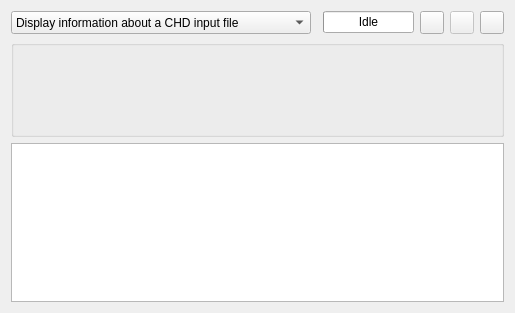
First picture: the form in tools/qchdman/projectwidget.ui, repository qmc2/qmc2-mame-fe, before the edit.
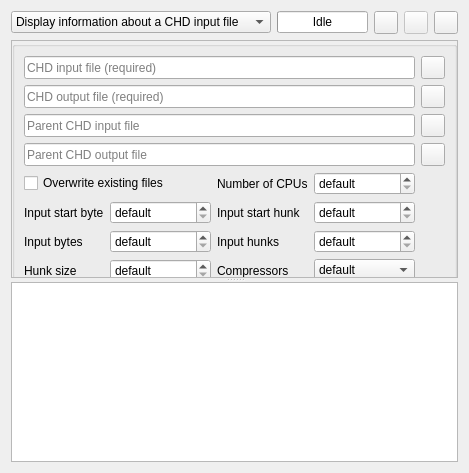
Second picture: the form after the edit. The open tabs and pages were chosen to show the change. Icons and pictures are not drawn.

Commit message: wip: automatically adjust parameters and output widgets

The edit to the form file:
```diff
--- a/tools/qchdman/projectwidget.ui
+++ b/tools/qchdman/projectwidget.ui
@@ -6,254 +6,15 @@
    <rect>
     <x>0</x>
     <y>0</y>
-    <width>515</width>
-    <height>313</height>
+    <width>466</width>
+    <height>473</height>
    </rect>
   </property>
-  <layout class="QGridLayout" name="gridLayout" rowstretch="0,0,1" columnstretch="1,0,0,0,0,0">
-   <item row="0" column="2">
-    <widget class="QProgressBar" name="progressBar">
-     <property name="toolTip">
-      <string>Project status / progress</string>
-     </property>
-     <property name="value">
-      <number>0</number>
-     </property>
-     <property name="format">
-      <string>Idle</string>
-     </property>
-    </widget>
-   </item>
-   <item row="0" column="3">
-    <widget class="QToolButton" name="toolButtonRun">
-     <property name="sizePolicy">
-      <sizepolicy hsizetype="Minimum" vsizetype="Minimum">
-       <horstretch>0</horstretch>
-       <verstretch>0</verstretch>
-      </sizepolicy>
-     </property>
-     <property name="toolTip">
-      <string>Run this project</string>
-     </property>
-     <property name="icon">
-      <iconset resource="qchdman.qrc">
-       <normaloff>:/images/run.png</normaloff>:/images/run.png</iconset>
-     </property>
-    </widget>
-   </item>
-   <item row="0" column="4">
-    <widget class="QToolButton" name="toolButtonStop">
-     <property name="enabled">
-      <bool>false</bool>
-     </property>
-     <property name="sizePolicy">
-      <sizepolicy hsizetype="Minimum" vsizetype="Minimum">
-       <horstretch>0</horstretch>
-       <verstretch>0</verstretch>
-      </sizepolicy>
-     </property>
-     <property name="toolTip">
-      <string>Terminate the running process</string>
-     </property>
-     <property name="icon">
-      <iconset resource="qchdman.qrc">
-       <normaloff>:/images/stop.png</normaloff>:/images/stop.png</iconset>
-     </property>
-    </widget>
-   </item>
-   <item row="0" column="5">
-    <widget class="QToolButton" name="toolButtonActions">
-     <property name="sizePolicy">
-      <sizepolicy hsizetype="Minimum" vsizetype="Minimum">
-       <horstretch>0</horstretch>
-       <verstretch>0</verstretch>
-      </sizepolicy>
-     </property>
-     <property name="toolTip">
-      <string>Tools menu</string>
-     </property>
-     <property name="icon">
-      <iconset resource="qchdman.qrc">
-       <normaloff>:/images/tools.png</normaloff>:/images/tools.png</iconset>
-     </property>
-     <property name="popupMode">
-      <enum>QToolButton::InstantPopup</enum>
-     </property>
-    </widget>
-   </item>
-   <item row="2" column="0" colspan="6">
-    <widget class="QPlainTextEdit" name="plainTextEditProjectLog">
-     <property name="toolTip">
-      <string>Project log</string>
-     </property>
-     <property name="lineWrapMode">
-      <enum>QPlainTextEdit::NoWrap</enum>
-     </property>
-     <property name="readOnly">
-      <bool>true</bool>
-     </property>
-    </widget>
-   </item>
-   <item row="1" column="0" colspan="6">
-    <widget class="QGroupBox" name="groupBoxProjectDetails">
-     <property name="title">
-      <string/>
-     </property>
-     <layout class="QGridLayout" name="gridLayoutProjectDetails">
-      <item row="0" column="0">
-       <widget class="QStackedWidget" name="stackedWidgetProjectDetails">
-        <property name="currentIndex">
-         <number>0</number>
-        </property>
-        <widget class="QWidget" name="pageInfo">
-         <layout class="QGridLayout" name="gridLayoutPageInfo">
-          <item row="0" column="2">
-           <widget class="QToolButton" name="toolButtonBrowseInfoInputFile">
-            <property name="sizePolicy">
-             <sizepolicy hsizetype="Fixed" vsizetype="Minimum">
-              <horstretch>0</horstretch>
-              <verstretch>0</verstretch>
-             </sizepolicy>
-            </property>
-            <property name="icon">
-             <iconset resource="qchdman.qrc">
-              <normaloff>:/images/fileopen.png</normaloff>:/images/fileopen.png</iconset>
-            </property>
-           </widget>
-          </item>
-          <item row="2" column="0" colspan="3">
-           <spacer name="verticalSpacerInfo">
-            <property name="orientation">
-             <enum>Qt::Vertical</enum>
-            </property>
-            <property name="sizeHint" stdset="0">
-             <size>
-              <width>20</width>
-              <height>0</height>
-             </size>
-            </property>
-           </spacer>
-          </item>
-          <item row="1" column="0" colspan="3">
-           <widget class="QCheckBox" name="checkBoxInfoVerbose">
-            <property name="text">
-             <string>Output additional information (optional)</string>
-            </property>
-           </widget>
-          </item>
-          <item row="0" column="0" colspan="2">
-           <widget class="QLineEdit" name="lineEditInfoInputFile">
-            <property name="sizePolicy">
-             <sizepolicy hsizetype="Expanding" vsizetype="Minimum">
-              <horstretch>0</horstretch>
-              <verstretch>0</verstretch>
-             </sizepolicy>
-            </property>
-            <property name="toolTip">
-             <string>CHD input file (required)</string>
-            </property>
-            <property name="placeholderText">
-             <string>CHD input file (required)</string>
-            </property>
-           </widget>
-          </item>
-         </layout>
-        </widget>
-        <widget class="QWidget" name="pageVerify">
-         <layout class="QGridLayout" name="gridLayoutPageVerify">
-          <item row="1" column="2">
-           <widget class="QToolButton" name="toolButtonBrowseVerifyParentInputFile">
-            <property name="sizePolicy">
-             <sizepolicy hsizetype="Fixed" vsizetype="Minimum">
-              <horstretch>0</horstretch>
-              <verstretch>0</verstretch>
-             </sizepolicy>
-            </property>
-            <property name="icon">
-             <iconset resource="qchdman.qrc">
-              <normaloff>:/images/fileopen.png</normaloff>:/images/fileopen.png</iconset>
-            </property>
-           </widget>
-          </item>
-          <item row="0" column="2">
-           <widget class="QToolButton" name="toolButtonBrowseVerifyInputFile">
-            <property name="sizePolicy">
-             <sizepolicy hsizetype="Fixed" vsizetype="Minimum">
-              <horstretch>0</horstretch>
-              <verstretch>0</verstretch>
-             </sizepolicy>
-            </property>
-            <property name="icon">
-             <iconset resource="qchdman.qrc">
-              <normaloff>:/images/fileopen.png</normaloff>:/images/fileopen.png</iconset>
-            </property>
-           </widget>
-          </item>
-          <item row="2" column="0" colspan="3">
-           <spacer name="verticalSpacerVerify">
-            <property name="orientation">
-             <enum>Qt::Vertical</enum>
-            </property>
-            <property name="sizeHint" stdset="0">
-             <size>
-              <width>20</width>
-              <height>0</height>
-             </size>
-            </property>
-           </spacer>
-          </item>
-          <item row="0" column="0" colspan="2">
-           <widget class="QLineEdit" name="lineEditVerifyInputFile">
-            <property name="sizePolicy">
-             <sizepolicy hsizetype="Expanding" vsizetype="Minimum">
-              <horstretch>0</horstretch>
-              <verstretch>0</verstretch>
-             </sizepolicy>
-            </property>
-            <property name="toolTip">
-             <string>CHD input file (required)</string>
-            </property>
-            <property name="placeholderText">
-             <string>CHD input file (required)</string>
-            </property>
-           </widget>
-          </item>
-          <item row="1" column="0" colspan="2">
-           <widget class="QLineEdit" name="lineEditVerifyParentInputFile">
-            <property name="sizePolicy">
-             <sizepolicy hsizetype="Expanding" vsizetype="Minimum">
-              <horstretch>0</horstretch>
-              <verstretch>0</verstretch>
-             </sizepolicy>
-            </property>
-            <property name="toolTip">
-             <string>Parent CHD input file (optional)</string>
-            </property>
-            <property name="placeholderText">
-             <string>Parent CHD input file (optional)</string>
-            </property>
-           </widget>
-          </item>
-         </layout>
-        </widget>
-        <widget class="QWidget" name="pageCopy"/>
-        <widget class="QWidget" name="pageCreateRaw"/>
-        <widget class="QWidget" name="pageCreateHardDisk"/>
-        <widget class="QWidget" name="pageCreateCD"/>
-        <widget class="QWidget" name="pageCreateLaserDisc"/>
-        <widget class="QWidget" name="pageExtractRaw"/>
-        <widget class="QWidget" name="pageExtractHardDisk"/>
-        <widget class="QWidget" name="pageExtractCD"/>
-        <widget class="QWidget" name="pageExtractLaserDisc"/>
-       </widget>
-      </item>
-     </layout>
-    </widget>
-   </item>
+  <layout class="QGridLayout" name="gridLayout">
    <item row="0" column="0">
     <widget class="QComboBox" name="comboBoxProjectType">
      <property name="sizePolicy">
-      <sizepolicy hsizetype="MinimumExpanding" vsizetype="Minimum">
+      <sizepolicy hsizetype="MinimumExpanding" vsizetype="Fixed">
        <horstretch>0</horstretch>
        <verstretch>0</verstretch>
       </sizepolicy>
@@ -365,6 +126,696 @@
      </item>
     </widget>
    </item>
+   <item row="0" column="1">
+    <widget class="QProgressBar" name="progressBar">
+     <property name="sizePolicy">
+      <sizepolicy hsizetype="MinimumExpanding" vsizetype="Fixed">
+       <horstretch>0</horstretch>
+       <verstretch>0</verstretch>
+      </sizepolicy>
+     </property>
+     <property name="toolTip">
+      <string>Project status / progress</string>
+     </property>
+     <property name="value">
+      <number>0</number>
+     </property>
+     <property name="format">
+      <string>Idle</string>
+     </property>
+    </widget>
+   </item>
+   <item row="0" column="2">
+    <widget class="QToolButton" name="toolButtonRun">
+     <property name="sizePolicy">
+      <sizepolicy hsizetype="Minimum" vsizetype="Minimum">
+       <horstretch>0</horstretch>
+       <verstretch>0</verstretch>
+      </sizepolicy>
+     </property>
+     <property name="toolTip">
+      <string>Run this project</string>
+     </property>
+     <property name="icon">
+      <iconset resource="qchdman.qrc">
+       <normaloff>:/images/run.png</normaloff>:/images/run.png</iconset>
+     </property>
+    </widget>
+   </item>
+   <item row="0" column="3">
+    <widget class="QToolButton" name="toolButtonStop">
+     <property name="enabled">
+      <bool>false</bool>
+     </property>
+     <property name="sizePolicy">
+      <sizepolicy hsizetype="Minimum" vsizetype="Minimum">
+       <horstretch>0</horstretch>
+       <verstretch>0</verstretch>
+      </sizepolicy>
+     </property>
+     <property name="toolTip">
+      <string>Terminate the running process</string>
+     </property>
+     <property name="icon">
+      <iconset resource="qchdman.qrc">
+       <normaloff>:/images/stop.png</normaloff>:/images/stop.png</iconset>
+     </property>
+    </widget>
+   </item>
+   <item row="0" column="4">
+    <widget class="QToolButton" name="toolButtonActions">
+     <property name="sizePolicy">
+      <sizepolicy hsizetype="Minimum" vsizetype="Minimum">
+       <horstretch>0</horstretch>
+       <verstretch>0</verstretch>
+      </sizepolicy>
+     </property>
+     <property name="toolTip">
+      <string>Tools menu</string>
+     </property>
+     <property name="icon">
+      <iconset resource="qchdman.qrc">
+       <normaloff>:/images/tools.png</normaloff>:/images/tools.png</iconset>
+     </property>
+     <property name="popupMode">
+      <enum>QToolButton::InstantPopup</enum>
+     </property>
+    </widget>
+   </item>
+   <item row="1" column="0" colspan="5">
+    <widget class="QSplitter" name="splitter">
+     <property name="orientation">
+      <enum>Qt::Vertical</enum>
+     </property>
+     <property name="childrenCollapsible">
+      <bool>true</bool>
+     </property>
+     <widget class="QScrollArea" name="scrollArea">
+      <property name="frameShadow">
+       <enum>QFrame::Raised</enum>
+      </property>
+      <property name="verticalScrollBarPolicy">
+       <enum>Qt::ScrollBarAlwaysOff</enum>
+      </property>
+      <property name="horizontalScrollBarPolicy">
+       <enum>Qt::ScrollBarAlwaysOff</enum>
+      </property>
+      <property name="widgetResizable">
+       <bool>true</bool>
+      </property>
+      <widget class="QWidget" name="scrollAreaWidgetContents">
+       <property name="geometry">
+        <rect>
+         <x>0</x>
+         <y>0</y>
+         <width>452</width>
+         <height>230</height>
+        </rect>
+       </property>
+       <layout class="QGridLayout" name="gridLayoutScrollArea">
+        <property name="margin">
+         <number>0</number>
+        </property>
+        <item row="0" column="0">
+         <widget class="QStackedWidget" name="stackedWidgetProjectDetails">
+          <property name="currentIndex">
+           <number>0</number>
+          </property>
+          <widget class="QWidget" name="pageInfo">
+           <layout class="QGridLayout" name="gridLayoutPageInfo">
+            <property name="margin">
+             <number>0</number>
+            </property>
+            <property name="spacing">
+             <number>0</number>
+            </property>
+            <item row="1" column="0" colspan="2">
+             <spacer name="verticalSpacerInfo">
+              <property name="orientation">
+               <enum>Qt::Vertical</enum>
+              </property>
+              <property name="sizeHint" stdset="0">
+               <size>
+                <width>20</width>
+                <height>0</height>
+               </size>
+              </property>
+             </spacer>
+            </item>
+            <item row="0" column="0" colspan="2">
+             <widget class="QGroupBox" name="groupBoxInfo">
+              <property name="title">
+               <string/>
+              </property>
+              <property name="flat">
+               <bool>true</bool>
+              </property>
+              <layout class="QGridLayout" name="gridLayoutGroupBoxInfo">
+               <item row="0" column="0">
+                <widget class="QLineEdit" name="lineEditInfoInputFile">
+                 <property name="sizePolicy">
+                  <sizepolicy hsizetype="Expanding" vsizetype="Minimum">
+                   <horstretch>0</horstretch>
+                   <verstretch>0</verstretch>
+                  </sizepolicy>
+                 </property>
+                 <property name="toolTip">
+                  <string>CHD input file (--input)</string>
+                 </property>
+                 <property name="placeholderText">
+                  <string>CHD input file (required)</string>
+                 </property>
+                </widget>
+               </item>
+               <item row="0" column="1">
+                <widget class="QToolButton" name="toolButtonBrowseInfoInputFile">
+                 <property name="sizePolicy">
+                  <sizepolicy hsizetype="Fixed" vsizetype="Minimum">
+                   <horstretch>0</horstretch>
+                   <verstretch>0</verstretch>
+                  </sizepolicy>
+                 </property>
+                 <property name="icon">
+                  <iconset resource="qchdman.qrc">
+                   <normaloff>:/images/fileopen.png</normaloff>:/images/fileopen.png</iconset>
+                 </property>
+                </widget>
+               </item>
+               <item row="1" column="0" colspan="2">
+                <widget class="QCheckBox" name="checkBoxInfoVerbose">
+                 <property name="toolTip">
+                  <string>Output additional information (--verbose)</string>
+                 </property>
+                 <property name="text">
+                  <string>Verbose output</string>
+                 </property>
+                </widget>
+               </item>
+              </layout>
+             </widget>
+            </item>
+           </layout>
+          </widget>
+          <widget class="QWidget" name="pageVerify">
+           <layout class="QGridLayout" name="gridLayoutPageVerify">
+            <property name="margin">
+             <number>0</number>
+            </property>
+            <property name="spacing">
+             <number>0</number>
+            </property>
+            <item row="2" column="0" colspan="2">
+             <spacer name="verticalSpacerVerify">
+              <property name="orientation">
+               <enum>Qt::Vertical</enum>
+              </property>
+              <property name="sizeHint" stdset="0">
+               <size>
+                <width>20</width>
+                <height>0</height>
+               </size>
+              </property>
+             </spacer>
+            </item>
+            <item row="1" column="0" colspan="2">
+             <widget class="QGroupBox" name="groupBoxVerify">
+              <property name="title">
+               <string/>
+              </property>
+              <property name="flat">
+               <bool>true</bool>
+              </property>
+              <layout class="QGridLayout" name="gridLayoutGroupBoxVerify">
+               <item row="0" column="0">
+                <widget class="QLineEdit" name="lineEditVerifyInputFile">
+                 <property name="sizePolicy">
+                  <sizepolicy hsizetype="Expanding" vsizetype="Minimum">
+                   <horstretch>0</horstretch>
+                   <verstretch>0</verstretch>
+                  </sizepolicy>
+                 </property>
+                 <property name="toolTip">
+                  <string>CHD input file (--input)</string>
+                 </property>
+                 <property name="placeholderText">
+                  <string>CHD input file (required)</string>
+                 </property>
+                </widget>
+               </item>
+               <item row="0" column="1">
+                <widget class="QToolButton" name="toolButtonBrowseVerifyInputFile">
+                 <property name="sizePolicy">
+                  <sizepolicy hsizetype="Fixed" vsizetype="Minimum">
+                   <horstretch>0</horstretch>
+                   <verstretch>0</verstretch>
+                  </sizepolicy>
+                 </property>
+                 <property name="icon">
+                  <iconset resource="qchdman.qrc">
+                   <normaloff>:/images/fileopen.png</normaloff>:/images/fileopen.png</iconset>
+                 </property>
+                </widget>
+               </item>
+               <item row="1" column="0">
+                <widget class="QLineEdit" name="lineEditVerifyParentInputFile">
+                 <property name="sizePolicy">
+                  <sizepolicy hsizetype="Expanding" vsizetype="Minimum">
+                   <horstretch>0</horstretch>
+                   <verstretch>0</verstretch>
+                  </sizepolicy>
+                 </property>
+                 <property name="toolTip">
+                  <string>Parent CHD input file (--inputparent)</string>
+                 </property>
+                 <property name="placeholderText">
+                  <string>Parent CHD input file</string>
+                 </property>
+                </widget>
+               </item>
+               <item row="1" column="1">
+                <widget class="QToolButton" name="toolButtonBrowseVerifyParentInputFile">
+                 <property name="sizePolicy">
+                  <sizepolicy hsizetype="Fixed" vsizetype="Minimum">
+                   <horstretch>0</horstretch>
+                   <verstretch>0</verstretch>
+                  </sizepolicy>
+                 </property>
+                 <property name="icon">
+                  <iconset resource="qchdman.qrc">
+                   <normaloff>:/images/fileopen.png</normaloff>:/images/fileopen.png</iconset>
+                 </property>
+                </widget>
+               </item>
+              </layout>
+             </widget>
+            </item>
+           </layout>
+          </widget>
+          <widget class="QWidget" name="pageCopy">
+           <layout class="QGridLayout" name="gridLayoutPageCopy" columnstretch="0,0,0,0,0,0">
+            <property name="margin">
+             <number>0</number>
+            </property>
+            <property name="spacing">
+             <number>0</number>
+            </property>
+            <item row="8" column="0" colspan="6">
+             <spacer name="verticalSpacerCopy">
+              <property name="orientation">
+               <enum>Qt::Vertical</enum>
+              </property>
+              <property name="sizeHint" stdset="0">
+               <size>
+                <width>20</width>
+                <height>0</height>
+               </size>
+              </property>
+             </spacer>
+            </item>
+            <item row="7" column="0" colspan="6">
+             <widget class="QGroupBox" name="groupBoxCopy">
+              <property name="flat">
+               <bool>true</bool>
+              </property>
+              <layout class="QGridLayout" name="gridLayoutGroupBoxCopy">
+               <item row="5" column="1">
+                <widget class="QSpinBox" name="spinBoxInputStartByte">
+                 <property name="sizePolicy">
+                  <sizepolicy hsizetype="MinimumExpanding" vsizetype="Fixed">
+                   <horstretch>0</horstretch>
+                   <verstretch>0</verstretch>
+                  </sizepolicy>
+                 </property>
+                 <property name="toolTip">
+                  <string>Starting byte offset within the input (--inputstartbyte)</string>
+                 </property>
+                 <property name="specialValueText">
+                  <string>default</string>
+                 </property>
+                 <property name="minimum">
+                  <number>-1</number>
+                 </property>
+                 <property name="maximum">
+                  <number>999999999</number>
+                 </property>
+                 <property name="value">
+                  <number>-1</number>
+                 </property>
+                </widget>
+               </item>
+               <item row="7" column="1">
+                <widget class="QSpinBox" name="spinBoxCopyHunkSize">
+                 <property name="sizePolicy">
+                  <sizepolicy hsizetype="MinimumExpanding" vsizetype="Fixed">
+                   <horstretch>0</horstretch>
+                   <verstretch>0</verstretch>
+                  </sizepolicy>
+                 </property>
+                 <property name="toolTip">
+                  <string>Size in bytes of each hunk (--hunksize)</string>
+                 </property>
+                 <property name="specialValueText">
+                  <string>default</string>
+                 </property>
+                 <property name="minimum">
+                  <number>-1</number>
+                 </property>
+                 <property name="maximum">
+                  <number>999999999</number>
+                 </property>
+                 <property name="value">
+                  <number>-1</number>
+                 </property>
+                </widget>
+               </item>
+               <item row="6" column="2">
+                <widget class="QLabel" name="labelCopyInputHunks">
+                 <property name="text">
+                  <string>Input hunks</string>
+                 </property>
+                </widget>
+               </item>
+               <item row="6" column="0">
+                <widget class="QLabel" name="labelCopyInputBytes">
+                 <property name="text">
+                  <string>Input bytes</string>
+                 </property>
+                </widget>
+               </item>
+               <item row="6" column="1">
+                <widget class="QSpinBox" name="spinBoxCopyInputBytes">
+                 <property name="sizePolicy">
+                  <sizepolicy hsizetype="MinimumExpanding" vsizetype="Fixed">
+                   <horstretch>0</horstretch>
+                   <verstretch>0</verstretch>
+                  </sizepolicy>
+                 </property>
+                 <property name="toolTip">
+                  <string>Effective length of input in bytes (--inputbytes)</string>
+                 </property>
+                 <property name="specialValueText">
+                  <string>default</string>
+                 </property>
+                 <property name="minimum">
+                  <number>-1</number>
+                 </property>
+                 <property name="maximum">
+                  <number>999999999</number>
+                 </property>
+                 <property name="value">
+                  <number>-1</number>
+                 </property>
+                </widget>
+               </item>
+               <item row="1" column="4">
+                <widget class="QToolButton" name="toolButtonBrowseCopyOutputFile">
+                 <property name="sizePolicy">
+                  <sizepolicy hsizetype="Fixed" vsizetype="Minimum">
+                   <horstretch>0</horstretch>
+                   <verstretch>0</verstretch>
+                  </sizepolicy>
+                 </property>
+                 <property name="icon">
+                  <iconset resource="qchdman.qrc">
+                   <normaloff>:/images/fileopen.png</normaloff>:/images/fileopen.png</iconset>
+                 </property>
+                </widget>
+               </item>
+               <item row="7" column="2">
+                <widget class="QLabel" name="labelCopyCompressors">
+                 <property name="text">
+                  <string>Compressors</string>
+                 </property>
+                </widget>
+               </item>
+               <item row="2" column="4">
+                <widget class="QToolButton" name="toolButtonBrowseCopyParentInputFile">
+                 <property name="sizePolicy">
+                  <sizepolicy hsizetype="Fixed" vsizetype="Minimum">
+                   <horstretch>0</horstretch>
+                   <verstretch>0</verstretch>
+                  </sizepolicy>
+                 </property>
+                 <property name="icon">
+                  <iconset resource="qchdman.qrc">
+                   <normaloff>:/images/fileopen.png</normaloff>:/images/fileopen.png</iconset>
+                 </property>
+                </widget>
+               </item>
+               <item row="5" column="0">
+                <widget class="QLabel" name="labelCopyInputStartByte">
+                 <property name="text">
+                  <string>Input start byte</string>
+                 </property>
+                </widget>
+               </item>
+               <item row="2" column="0" colspan="4">
+                <widget class="QLineEdit" name="lineEditCopyParentInputFile">
+                 <property name="sizePolicy">
+                  <sizepolicy hsizetype="Expanding" vsizetype="Minimum">
+                   <horstretch>0</horstretch>
+                   <verstretch>0</verstretch>
+                  </sizepolicy>
+                 </property>
+                 <property name="toolTip">
+                  <string>Parent CHD input file (--inputparent)</string>
+                 </property>
+                 <property name="placeholderText">
+                  <string>Parent CHD input file</string>
+                 </property>
+                </widget>
+               </item>
+               <item row="3" column="4">
+                <widget class="QToolButton" name="toolButtonBrowseCopyParentOutputFile">
+                 <property name="sizePolicy">
+                  <sizepolicy hsizetype="Fixed" vsizetype="Minimum">
+                   <horstretch>0</horstretch>
+                   <verstretch>0</verstretch>
+                  </sizepolicy>
+                 </property>
+                 <property name="icon">
+                  <iconset resource="qchdman.qrc">
+                   <normaloff>:/images/fileopen.png</normaloff>:/images/fileopen.png</iconset>
+                 </property>
+                </widget>
+               </item>
+               <item row="3" column="0" colspan="4">
+                <widget class="QLineEdit" name="lineEditCopyParentOutputFile">
+                 <property name="sizePolicy">
+                  <sizepolicy hsizetype="Expanding" vsizetype="Minimum">
+                   <horstretch>0</horstretch>
+                   <verstretch>0</verstretch>
+                  </sizepolicy>
+                 </property>
+                 <property name="toolTip">
+                  <string>Parent CHD output file (--outputparent)</string>
+                 </property>
+                 <property name="placeholderText">
+                  <string>Parent CHD output file</string>
+                 </property>
+                </widget>
+               </item>
+               <item row="1" column="0" colspan="4">
+                <widget class="QLineEdit" name="lineEditCopyOutputFile">
+                 <property name="sizePolicy">
+                  <sizepolicy hsizetype="Expanding" vsizetype="Minimum">
+                   <horstretch>0</horstretch>
+                   <verstretch>0</verstretch>
+                  </sizepolicy>
+                 </property>
+                 <property name="toolTip">
+                  <string>CHD output file (--output)</string>
+                 </property>
+                 <property name="placeholderText">
+                  <string>CHD output file (required)</string>
+                 </property>
+                </widget>
+               </item>
+               <item row="7" column="0">
+                <widget class="QLabel" name="labelCopyHunkSize">
+                 <property name="text">
+                  <string>Hunk size</string>
+                 </property>
+                </widget>
+               </item>
+               <item row="4" column="2">
+                <widget class="QLabel" name="labelCopyProcessors">
+                 <property name="text">
+                  <string>Number of CPUs</string>
+                 </property>
+                </widget>
+               </item>
+               <item row="5" column="2">
+                <widget class="QLabel" name="labelCopyInputStartHunk">
+                 <property name="text">
+                  <string>Input start hunk</string>
+                 </property>
+                </widget>
+               </item>
+               <item row="0" column="4">
+                <widget class="QToolButton" name="toolButtonBrowseCopyInputFile">
+                 <property name="sizePolicy">
+                  <sizepolicy hsizetype="Fixed" vsizetype="Minimum">
+                   <horstretch>0</horstretch>
+                   <verstretch>0</verstretch>
+                  </sizepolicy>
+                 </property>
+                 <property name="icon">
+                  <iconset resource="qchdman.qrc">
+                   <normaloff>:/images/fileopen.png</normaloff>:/images/fileopen.png</iconset>
+                 </property>
+                </widget>
+               </item>
+               <item row="0" column="0" colspan="4">
+                <widget class="QLineEdit" name="lineEditCopyInputFile">
+                 <property name="sizePolicy">
+                  <sizepolicy hsizetype="Expanding" vsizetype="Minimum">
+                   <horstretch>0</horstretch>
+                   <verstretch>0</verstretch>
+                  </sizepolicy>
+                 </property>
+                 <property name="toolTip">
+                  <string>CHD input file (--input)</string>
+                 </property>
+                 <property name="placeholderText">
+                  <string>CHD input file (required)</string>
+                 </property>
+                </widget>
+               </item>
+               <item row="4" column="0" colspan="2">
+                <widget class="QCheckBox" name="checkBoxCopyForce">
+                 <property name="toolTip">
+                  <string>Force overwriting output files (--force)</string>
+                 </property>
+                 <property name="text">
+                  <string>Overwrite existing files</string>
+                 </property>
+                </widget>
+               </item>
+               <item row="4" column="3">
+                <widget class="QSpinBox" name="spinBoxCopyProcessors">
+                 <property name="sizePolicy">
+                  <sizepolicy hsizetype="MinimumExpanding" vsizetype="Fixed">
+                   <horstretch>0</horstretch>
+                   <verstretch>0</verstretch>
+                  </sizepolicy>
+                 </property>
+                 <property name="toolTip">
+                  <string>Limit the number of processors to use during compression (--numprocessors)</string>
+                 </property>
+                 <property name="specialValueText">
+                  <string>default</string>
+                 </property>
+                 <property name="minimum">
+                  <number>-1</number>
+                 </property>
+                 <property name="maximum">
+                  <number>9999</number>
+                 </property>
+                 <property name="value">
+                  <number>-1</number>
+                 </property>
+                </widget>
+               </item>
+               <item row="5" column="3">
+                <widget class="QSpinBox" name="spinBoxInputStartHunk">
+                 <property name="sizePolicy">
+                  <sizepolicy hsizetype="MinimumExpanding" vsizetype="Fixed">
+                   <horstretch>0</horstretch>
+                   <verstretch>0</verstretch>
+                  </sizepolicy>
+                 </property>
+                 <property name="toolTip">
+                  <string>Starting hunk offset within the input (--inputstarthunk)</string>
+                 </property>
+                 <property name="specialValueText">
+                  <string>default</string>
+                 </property>
+                 <property name="minimum">
+                  <number>-1</number>
+                 </property>
+                 <property name="maximum">
+                  <number>999999999</number>
+                 </property>
+                 <property name="value">
+                  <number>-1</number>
+                 </property>
+                </widget>
+               </item>
+               <item row="6" column="3">
+                <widget class="QSpinBox" name="spinBoxCopyInputHunks">
+                 <property name="sizePolicy">
+                  <sizepolicy hsizetype="MinimumExpanding" vsizetype="Fixed">
+                   <horstretch>0</horstretch>
+                   <verstretch>0</verstretch>
+                  </sizepolicy>
+                 </property>
+                 <property name="toolTip">
+                  <string>Effective length of input in hunks (--inputhunks)</string>
+                 </property>
+                 <property name="specialValueText">
+                  <string>default</string>
+                 </property>
+                 <property name="minimum">
+                  <number>-1</number>
+                 </property>
+                 <property name="maximum">
+                  <number>999999999</number>
+                 </property>
+                 <property name="value">
+                  <number>-1</number>
+                 </property>
+                </widget>
+               </item>
+               <item row="7" column="3">
+                <widget class="QComboBox" name="comboBoxCopyCompressors">
+                 <property name="sizePolicy">
+                  <sizepolicy hsizetype="MinimumExpanding" vsizetype="Fixed">
+                   <horstretch>0</horstretch>
+                   <verstretch>0</verstretch>
+                  </sizepolicy>
+                 </property>
+                 <property name="toolTip">
+                  <string>Select up to 4 compression codecs to use (--compression)</string>
+                 </property>
+                 <item>
+                  <property name="text">
+                   <string>default</string>
+                  </property>
+                 </item>
+                </widget>
+               </item>
+              </layout>
+             </widget>
+            </item>
+           </layout>
+          </widget>
+          <widget class="QWidget" name="pageCreateRaw"/>
+          <widget class="QWidget" name="pageCreateHardDisk"/>
+          <widget class="QWidget" name="pageCreateCD"/>
+          <widget class="QWidget" name="pageCreateLaserDisc"/>
+          <widget class="QWidget" name="pageExtractRaw"/>
+          <widget class="QWidget" name="pageExtractHardDisk"/>
+          <widget class="QWidget" name="pageExtractCD"/>
+          <widget class="QWidget" name="pageExtractLaserDisc"/>
+         </widget>
+        </item>
+       </layout>
+      </widget>
+     </widget>
+     <widget class="QPlainTextEdit" name="plainTextEditProjectLog">
+      <property name="toolTip">
+       <string>Project log</string>
+      </property>
+      <property name="lineWrapMode">
+       <enum>QPlainTextEdit::NoWrap</enum>
+      </property>
+      <property name="readOnly">
+       <bool>true</bool>
+      </property>
+     </widget>
+    </widget>
+   </item>
   </layout>
  </widget>
  <tabstops>
```
Left out of the diff: 17 changed lines with no effect on the pictures. The commit also changes 4 other files.
